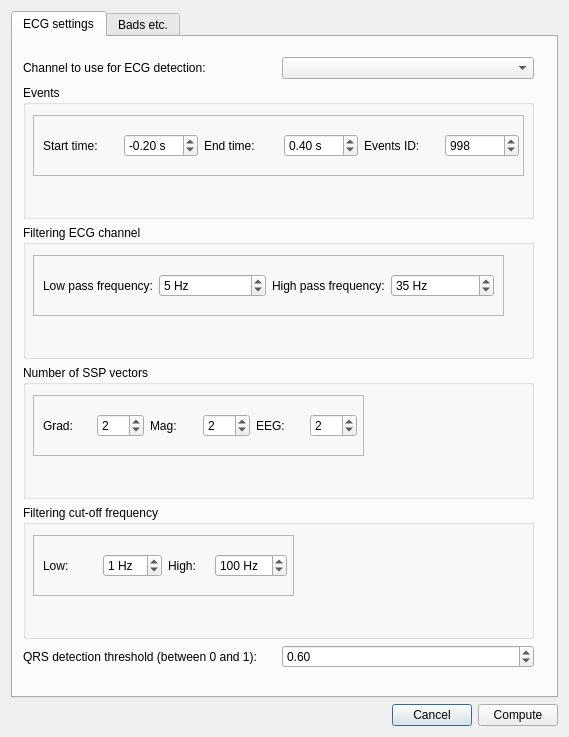
The window that meggie/ui/qt4Designer_ui_files/ecgParametersDialog.ui (cibr-jyu/meggie) describes before a commit, drawn with Qt 5.
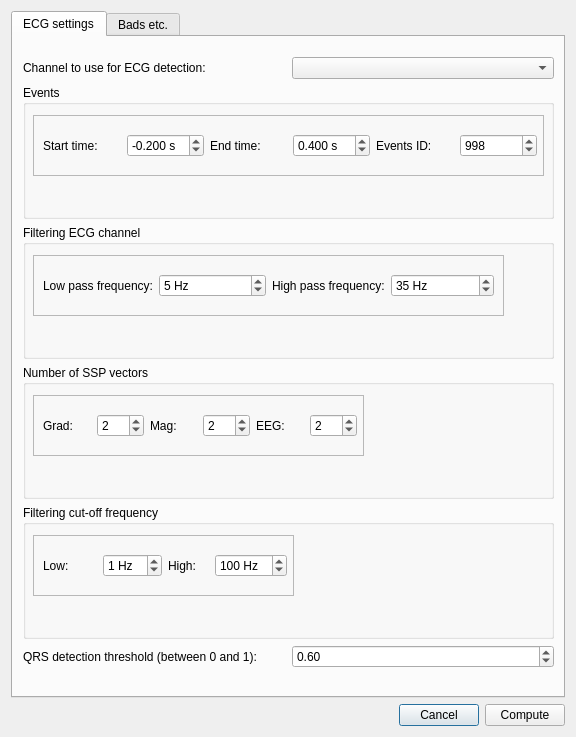
The same window after the commit.

What changed in the file:
```diff
--- a/meggie/ui/qt4Designer_ui_files/ecgParametersDialog.ui
+++ b/meggie/ui/qt4Designer_ui_files/ecgParametersDialog.ui
@@ -6,7 +6,7 @@
    <rect>
     <x>0</x>
     <y>0</y>
-    <width>569</width>
+    <width>576</width>
     <height>737</height>
    </rect>
   </property>
@@ -28,7 +28,7 @@
         <rect>
          <x>10</x>
          <y>20</y>
-         <width>511</width>
+         <width>531</width>
          <height>611</height>
         </rect>
        </property>
@@ -57,7 +57,7 @@
             <rect>
              <x>10</x>
              <y>30</y>
-             <width>491</width>
+             <width>511</width>
              <height>61</height>
             </rect>
            </property>
@@ -72,7 +72,7 @@
              <rect>
               <x>10</x>
               <y>10</y>
-              <width>476</width>
+              <width>494</width>
               <height>41</height>
              </rect>
             </property>
@@ -91,6 +91,9 @@
                  <property name="suffix">
                   <string> s</string>
                  </property>
+                 <property name="decimals">
+                  <number>3</number>
+                 </property>
                  <property name="minimum">
                   <double>-99.989999999999995</double>
                  </property>
@@ -118,6 +121,9 @@
                  <property name="suffix">
                   <string> s</string>
                  </property>
+                 <property name="decimals">
+                  <number>3</number>
+                 </property>
                  <property name="minimum">
                   <double>-99.989999999999995</double>
                  </property>
```
